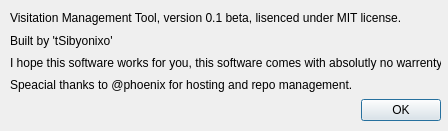
This is aboutdialog.ui in Tsibyonix/VisitationManagementTool as Qt 5 draws it before an edit. The edited form follows.
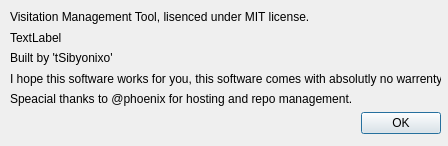
This is the edited form.

Commit message: About diaglog now gets version info directly from the program. Update mechanism now used standard paths for storing data. The Database is now stored and accessed from the standdard path. Signed-off-by: Sanchit Samuel <sanchit.samuel@live.com>

What changed in the file:
```diff
--- a/aboutdialog.ui
+++ b/aboutdialog.ui
@@ -7,7 +7,7 @@
     <x>0</x>
     <y>0</y>
     <width>448</width>
-    <height>131</height>
+    <height>146</height>
    </rect>
   </property>
   <property name="windowTitle">
@@ -19,7 +19,7 @@
      <x>10</x>
      <y>10</y>
      <width>431</width>
-     <height>111</height>
+     <height>124</height>
     </rect>
    </property>
    <layout class="QVBoxLayout" name="verticalLayout_2">
@@ -28,7 +28,14 @@
       <item>
        <widget class="QLabel" name="label">
         <property name="text">
-         <string>Visitation Management Tool, version 0.1 beta, lisenced under MIT license.</string>
+         <string>Visitation Management Tool, lisenced under MIT license.</string>
+        </property>
+       </widget>
+      </item>
+      <item>
+       <widget class="QLabel" name="version">
+        <property name="text">
+         <string>TextLabel</string>
         </property>
        </widget>
       </item>
```
The commit also changes 9 other files.
